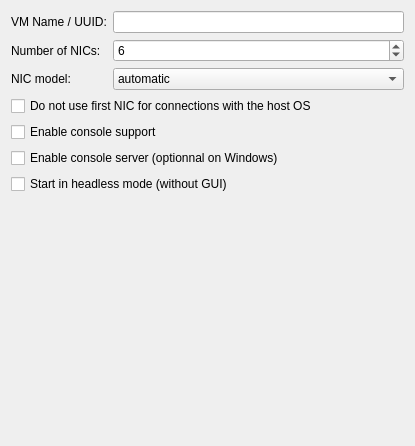
Above: src/GNS3/Ui/ConfigurationPages/Form_VirtualBoxPage.ui from GNS3/gns3-legacy before the change. Below: the same form after it.
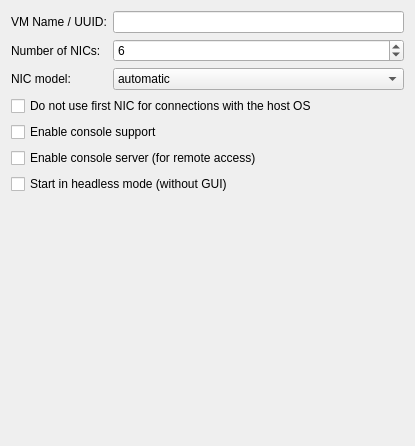
That is the form after the change.

Commit message: BACKPORT: Added default serial terminal commands for OSX and Linux. Some text adjustments for the GUI. Minor fixes for VBox console support.

The edit to the form file:
```diff
--- a/src/GNS3/Ui/ConfigurationPages/Form_VirtualBoxPage.ui
+++ b/src/GNS3/Ui/ConfigurationPages/Form_VirtualBoxPage.ui
@@ -128,7 +128,7 @@
    <item row="5" column="0" colspan="2">
     <widget class="QCheckBox" name="checkBoxVboxConsoleServer">
      <property name="text">
-      <string>Enable console server (optionnal on Windows)</string>
+      <string>Enable console server (for remote access)</string>
      </property>
     </widget>
    </item>
```
The commit also changes 12 other files.
